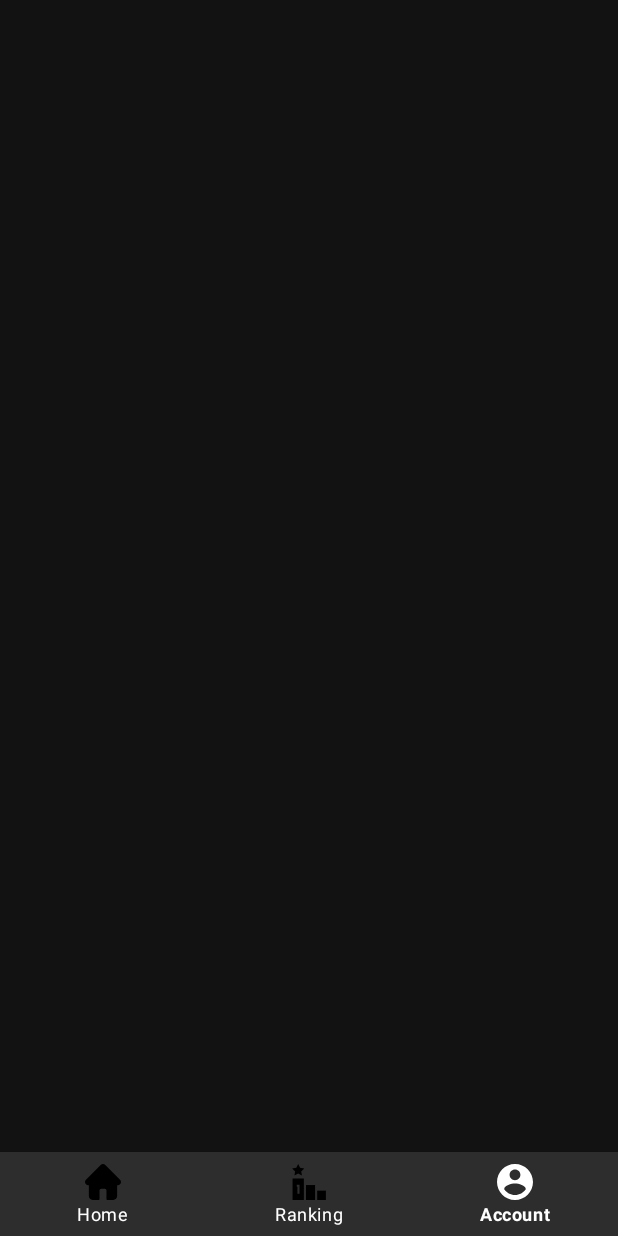
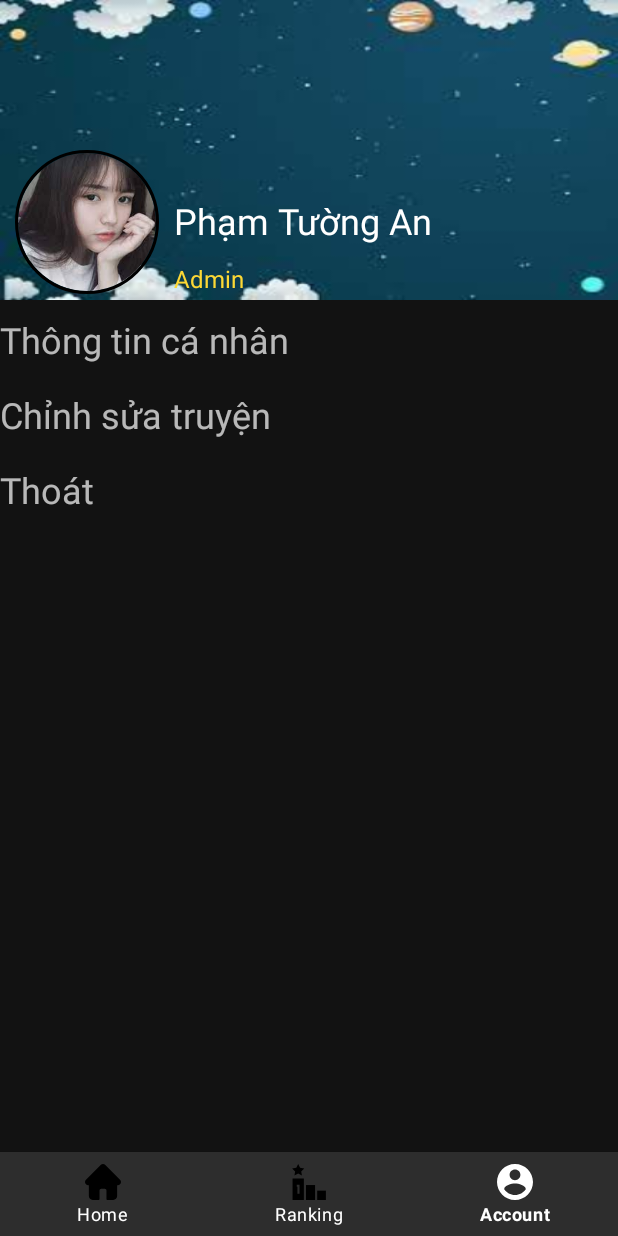
Before and after one commit to demoAndroid/app, an Android app: the screen it shows after launch (HomeActivity), item 3 of the bottom bar chosen, on a phone screen of 412 x 824 dp. Run offline under Robolectric (Android 15) with nearby library versions, the phone set to English and light mode, and no system bars; our stand-ins replace CircleImageView, Picasso; pictures from the network do not load.

Commit message:
new 26/5

```diff
--- a/app/build.gradle
+++ b/app/build.gradle
@@ -33,6 +33,7 @@ android {
 
 dependencies {
     //noinspection GradleCompatible,GradleCompatible
+    compile 'de.hdodenhof:circleimageview:2.1.0'
     implementation 'com.github.bumptech.glide:glide:4.11.0'
     implementation 'androidx.lifecycle:lifecycle-livedata-ktx:2.3.1'
     implementation 'androidx.navigation:navigation-fragment:2.3.5'
--- a/app/src/main/java/com/example/truyenol/database/DatabaseHandler.java
+++ b/app/src/main/java/com/example/truyenol/database/DatabaseHandler.java
@@ -103,7 +103,7 @@ public class DatabaseHandler extends SQLiteOpenHelper {
                 "FOREIGN KEY (" + COLUMN_IDUSER_COMMENT + ") REFERENCES " +
                 TABLE_USER + "(" +COLUMN_ID + "), "+
                 "FOREIGN KEY (" + COLUMN_IDSTORY_COMMENT + ") REFERENCES " +
-                TABLE_USER + "(" +COLUMN_IDSTORY + "))";
+                TABLE_STORY + "(" +COLUMN_IDSTORY + "))";
 
         String sqlQuery4 = "CREATE TABLE " + TABLE_CHAPTER +"( " +
                 COLUMN_IDCHAPTER +" INTEGER primary key autoincrement, " +
@@ -111,7 +111,7 @@ public class DatabaseHandler extends SQLiteOpenHelper {
                 COLUMN_NAMECHAPTER + " TEXT, " +
                 COLUMN_CONTENT + " TEXT, " +
                 "FOREIGN KEY (" + COLUMN_IDCHAPTER_STORY + ") REFERENCES " +
-                TABLE_USER + "(" +COLUMN_IDSTORY + "))";
+                TABLE_STORY + "(" +COLUMN_IDSTORY + "))";
 
         db.execSQL(sqlQuery1);
         db.execSQL(sqlQuery2);
--- a/app/src/main/res/layout/account_fragment.xml
+++ b/app/src/main/res/layout/account_fragment.xml
@@ -1,6 +1,89 @@
 <?xml version="1.0" encoding="utf-8"?>
-<androidx.constraintlayout.widget.ConstraintLayout xmlns:android="http://schemas.android.com/apk/res/android"
+<RelativeLayout xmlns:android="http://schemas.android.com/apk/res/android"
+    xmlns:app="http://schemas.android.com/apk/res-auto"
+    xmlns:tools="http://schemas.android.com/tools"
     android:layout_width="match_parent"
     android:layout_height="match_parent">
 
-</androidx.constraintlayout.widget.ConstraintLayout>
+    <LinearLayout
+        android:layout_width="match_parent"
+        android:layout_height="200dp"
+        android:orientation="horizontal"
+        android:background="@drawable/account_background">
+
+        <de.hdodenhof.circleimageview.CircleImageView
+            android:id="@+id/avaUser"
+            android:layout_width="96dp"
+            android:layout_height="96dp"
+            android:layout_marginLeft="10dp"
+            android:layout_marginTop="100dp"
+            android:layout_weight="0"
+            android:src="@drawable/image1"
+            app:civ_border_color="#FF000000"
+            app:civ_border_width="2dp" />
+
+        <LinearLayout
+            android:layout_width="match_parent"
+            android:layout_height="match_parent"
+            android:layout_weight="0"
+            android:orientation="vertical">
+
+            <TextView
+                android:id="@+id/nameUser"
+                android:layout_width="wrap_content"
+                android:layout_height="50dp"
+                android:layout_marginLeft="10dp"
+                android:layout_marginTop="120dp"
+                android:layout_weight="1"
+                android:gravity="center"
+                android:text="Phạm Tường An"
+                android:textAlignment="textStart"
+                android:textColor="@color/white"
+                android:textSize="24sp"
+                tools:ignore="RtlCompat" />
+
+            <TextView
+                android:id="@+id/roleTxt"
+                android:layout_width="wrap_content"
+                android:layout_height="20dp"
+                android:layout_marginLeft="10dp"
+                android:layout_weight="1"
+                android:text="Admin"
+                android:textAlignment="textStart"
+                android:textColor="#FDD835"
+                android:textSize="16sp"
+                tools:ignore="RtlCompat" />
+        </LinearLayout>
+    </LinearLayout>
+
+    <LinearLayout
+        android:layout_width="match_parent"
+        android:layout_height="match_parent"
+        android:orientation="vertical"
+        android:layout_marginTop="210dp">
+
+        <TextView
+            android:id="@+id/userInfo"
+            android:layout_width="match_parent"
+            android:layout_height="50dp"
+            android:text="Thông tin cá nhân"
+            android:textSize="24sp"
+            android:textAlignment="textStart"
+            android:layout_gravity="center_vertical"
+            tools:ignore="RtlCompat" />
+
+        <TextView
+            android:id="@+id/editTxt"
+            android:layout_width="match_parent"
+            android:layout_height="50dp"
+            android:text="Chỉnh sửa truyện"
+            android:textSize="24sp" />
+
+        <TextView
+            android:id="@+id/backTxt"
+            android:layout_width="match_parent"
+            android:layout_height="50dp"
+            android:text="Thoát"
+            android:textSize="24sp" />
+    </LinearLayout>
+</RelativeLayout>
```
Also changed, not shown: app/src/main/res/drawable/account_background.jpg (added).
